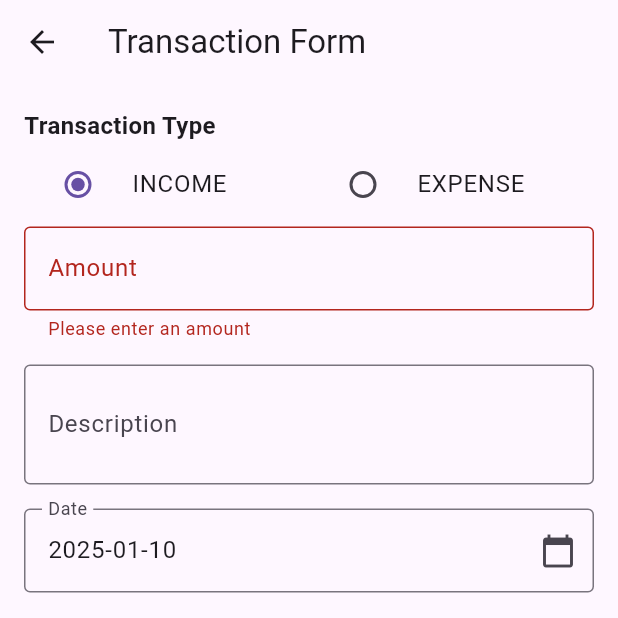
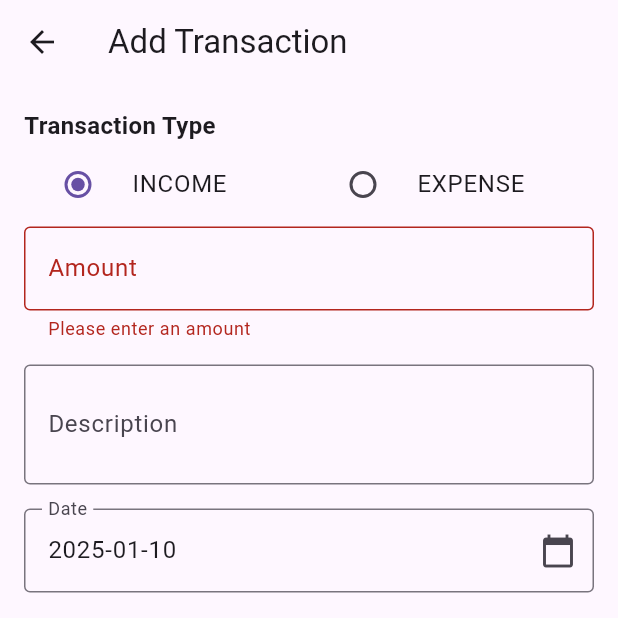
Before and after one commit to Md-Thanveer/flutter_daily_income_expense_tracker, a Flutter app: the TransactionFormScreen screen opened directly, after a tap on "Submit", on a phone screen of 412 x 824 dp, the top half of it. Run offline on Flutter 3.47's test engine with Material 3 defaults, Android fonts, the phone set to English and light mode, and no system bars; network calls fail.

Commit message:
TransactionFormScreen update logic added

```diff
--- a/lib/screens/TransactionFormScreen.dart
+++ b/lib/screens/TransactionFormScreen.dart
@@ -1,65 +1,101 @@
 import 'package:flutter/material.dart';
+import 'package:flutter_daily_income_expense_tracker/models/Transaction.dart';
 import 'package:intl/intl.dart';
-
 import '../services/TransactionService.dart';
 
 class TransactionFormScreen extends StatefulWidget {
+  final String title;
+  final String? transactionId; // Nullable to support both create and update
+  final Transaction? transactionData;
 
-  final String title;
-
-  const TransactionFormScreen({super.key, required this.title});
+  const TransactionFormScreen({
+    super.key,
+    required this.title,
+    this.transactionId,
+    this.transactionData,
+  });
 
   @override
   State<TransactionFormScreen> createState() => _TransactionFormScreenState();
 }
 
 class _TransactionFormScreenState extends State<TransactionFormScreen> {
-
   final _formKey = GlobalKey<FormState>();
-  String _transactionType = 'INCOME';
-  String _description = '';
-  double? _amount;
-  DateTime _selectedDate = DateTime.now();
+  late String _transactionType;
+  late String _description;
+  late String? _amount;
+  late DateTime _selectedDate;
+  late TextEditingController _dateController;
 
   final TransactionService _transactionService = TransactionService();
+
+  @override
+  void initState() {
+    super.initState();
+
+    if (widget.transactionData != null) {
+      // Prepopulate with existing data
+      _transactionType = widget.transactionData!.type ?? 'INCOME';
+      _description = widget.transactionData!.description ?? '';
+      _amount = widget.transactionData!.amount;
+      _selectedDate = DateTime.tryParse(widget.transactionData!.date) ?? DateTime.now();
+    } else {
+      // Default values for new transactions
+      _transactionType = 'INCOME';
+      _description = '';
+      _amount = null;
+      _selectedDate = DateTime.now();
+    }
+
+    _dateController = TextEditingController(
+      text: DateFormat('yyyy-MM-dd').format(_selectedDate),
+    );
+  }
+
+  @override
+  void dispose() {
+    _dateController.dispose();
+    super.dispose();
+  }
 
   Future<void> _submitForm() async {
     if (_formKey.currentState!.validate()) {
       _formKey.currentState!.save();
-      // Handle submission logic here
-      print('Transaction Type: $_transactionType');
-      print('Amount: $_amount');
-      print('Description: $_description');
-      print('Date: ${DateFormat('yyyy-MM-dd').format(_selectedDate)}');
 
       final formattedDate = _selectedDate.toIso8601String().split('T').first;
 
       try {
-        await _transactionService.createTransaction(
+        if (widget.transactionId != null) {
+          // Update existing transaction
+          await _transactionService.updateTransaction(
+            id: widget.transactionId!,
             type: _transactionType,
             amount: _amount!,
             description: _description,
             date: formattedDate,
           );
           ScaffoldMessenger.of(context).showSnackBar(
+            SnackBar(content: Text('Transaction updated successfully!')),
+          );
+        } else {
+          // Create new transaction
+          await _transactionService.createTransaction(
+            type: _transactionType,
+            amount: _amount,
+            description: _description,
+            date: formattedDate,
+          );
+          ScaffoldMessenger.of(context).showSnackBar(
             SnackBar(content: Text('Transaction created successfully!')),
-        );
-        _formKey.currentState!.reset();
-        setState(() {
-          _transactionType = 'income';
-          _selectedDate = DateTime.now();
-        });
-      } catch (error) {
-        ScaffoldMessenger.of(context).showSnackBar(
-          SnackBar(content: Text('Failed to create transaction: $error')),
           );
         }
 
-      // Reset form or navigate
-      setState(() {
-        _transactionType = 'INCOME';
-      });
-
+        Navigator.pop(context); // Navigate back after submission
+      } catch (error) {
+        ScaffoldMessenger.of(context).showSnackBar(
+          SnackBar(content: Text('Failed to submit transaction: $error')),
+        );
+      }
     }
   }
 
@@ -73,6 +109,7 @@ class _TransactionFormScreenState extends State<TransactionFormScreen> {
     if (pickedDate != null && pickedDate != _selectedDate) {
       setState(() {
         _selectedDate = pickedDate;
+        _dateController.text = DateFormat('yyyy-MM-dd').format(_selectedDate);
       });
     }
   }
@@ -81,7 +118,7 @@ class _TransactionFormScreenState extends State<TransactionFormScreen> {
   Widget build(BuildContext context) {
     return Scaffold(
       appBar: AppBar(
-        title: Text('Transaction Form'),
+        title: Text(widget.title),
       ),
       body: Padding(
         padding: const EdgeInsets.all(16.0),
@@ -122,6 +159,7 @@ class _TransactionFormScreenState extends State<TransactionFormScreen> {
                 ],
               ),
               TextFormField(
+                initialValue: _amount,
                 decoration: InputDecoration(
                   labelText: 'Amount',
                   border: OutlineInputBorder(),
@@ -137,11 +175,12 @@ class _TransactionFormScreenState extends State<TransactionFormScreen> {
                   return null;
                 },
                 onSaved: (value) {
-                  _amount = double.parse(value!);
+                  _amount = value;
                 },
               ),
               SizedBox(height: 16),
               TextFormField(
+                initialValue: _description,
                 decoration: InputDecoration(
                   labelText: 'Description',
                   border: OutlineInputBorder(),
@@ -152,28 +191,20 @@ class _TransactionFormScreenState extends State<TransactionFormScreen> {
                 },
               ),
               SizedBox(height: 16),
-              Row(
-                children: [
-                  Expanded(
-                    child: TextFormField(
+              TextFormField(
                 readOnly: true,
                 decoration: InputDecoration(
                   labelText: 'Date',
                   border: OutlineInputBorder(),
                   suffixIcon: Icon(Icons.calendar_today),
                 ),
-                      controller: TextEditingController(
-                        text: DateFormat('yyyy-MM-dd').format(_selectedDate),
-                      ),
+                controller: _dateController,
                 onTap: _pickDate,
-                    ),
-                  ),
-                ],
               ),
               SizedBox(height: 20),
               ElevatedButton(
                 onPressed: _submitForm,
-                child: Text('Submit'),
+                child: Text(widget.transactionId != null ? 'Update' : 'Submit'),
               ),
             ],
           ),
```
Lines whose indentation alone changed are shown as unchanged.
